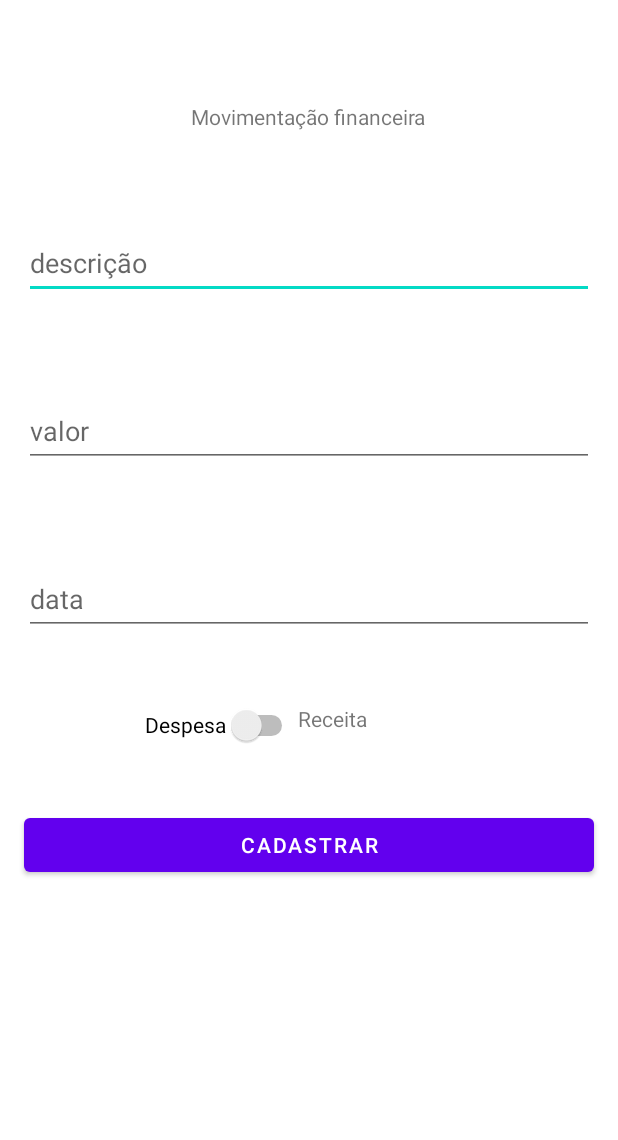
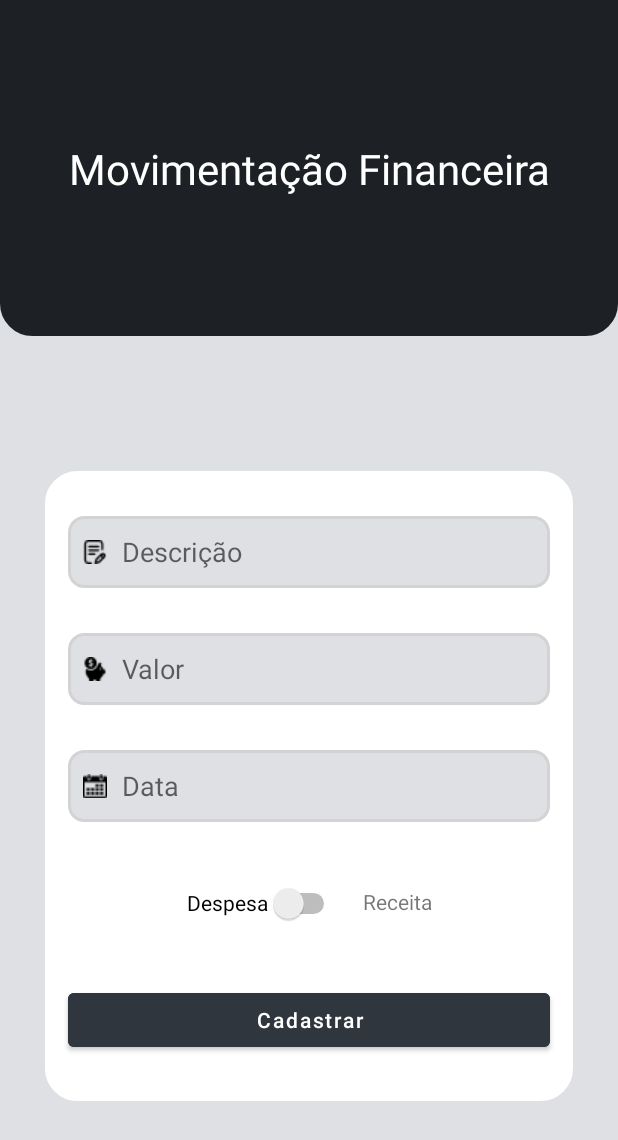
Before and after one commit to ysrod/finance-manager, an Android app: the MainActivity screen opened directly, with no data from a screen before it, after a tap on "Cadastrar despesa", on a phone screen of 412 x 824 dp. Shown: the top 1140 px of the screen. Run offline under Robolectric (Android 15) with nearby library versions, the phone set to English and light mode, and no system bars; our stand-ins replace Firebase (no records; nobody signed in at launch, a user with empty details on screens opened directly).

Commit message:
main/finance/register changes

```diff
--- a/app/src/main/java/br/unifor/cct/financemanagerfb/activity/MainActivity.kt
+++ b/app/src/main/java/br/unifor/cct/financemanagerfb/activity/MainActivity.kt
@@ -1,24 +1,19 @@
 package br.unifor.cct.financemanagerfb.activity
 
 import android.content.Intent
-import androidx.appcompat.app.AppCompatActivity
 import android.os.Bundle
 import android.util.Log
 import android.widget.Button
 import android.widget.TextView
+import androidx.appcompat.app.AppCompatActivity
 import androidx.recyclerview.widget.RecyclerView
 import br.unifor.cct.financemanagerfb.R
-import br.unifor.cct.financemanagerfb.adapter.FinancesAdapter
 import br.unifor.cct.financemanagerfb.entity.User
 import com.google.firebase.auth.FirebaseAuth
 import com.google.firebase.auth.ktx.auth
-import com.google.firebase.database.DataSnapshot
-import com.google.firebase.database.DatabaseError
-import com.google.firebase.database.FirebaseDatabase
-import com.google.firebase.database.ValueEventListener
+import com.google.firebase.database.*
 import com.google.firebase.database.ktx.database
 import com.google.firebase.ktx.Firebase
-import org.w3c.dom.Text
 
 class MainActivity : AppCompatActivity() {
 
@@ -28,6 +23,8 @@ class MainActivity : AppCompatActivity() {
     private lateinit var mMainExpenseList: RecyclerView
     private lateinit var mMainPlaceholderExpense : TextView
     private lateinit var mMainPlaceholderRevenue : TextView
+    private lateinit var mWelcome : TextView
+    private lateinit var mTotal : TextView
 
     private lateinit var mDatabase : FirebaseDatabase
     private lateinit var mAuth : FirebaseAuth
@@ -47,6 +44,8 @@ class MainActivity : AppCompatActivity() {
         mMainExpenseButton = findViewById(R.id.main_button_expense)
         mMainPlaceholderExpense = findViewById(R.id.textView)
         mMainPlaceholderRevenue = findViewById(R.id.textView2)
+        mWelcome = findViewById(R.id.main_textView_welcome)
+        mTotal = findViewById(R.id.main_textView_total)
 
         mMainRevenueButton.setOnClickListener{
             Log.i("App","cliquei")
@@ -75,22 +74,16 @@ class MainActivity : AppCompatActivity() {
 
     override fun onStart() {
         super.onStart()
-        val userRef = mDatabase.getReference("/users")
-        userRef.orderByChild("email").equalTo(mAuth.currentUser?.email)
-            .addValueEventListener(object: ValueEventListener {
-                override fun onDataChange(snapshot: DataSnapshot) {
-                    val user = snapshot.children.first().getValue(User::class.java)
-                    mUserKey = user?.id ?:""
-//                     = FinancesAdapter(user?.finances?.values?.toList()?.filter {
-//                        it.type}!!)
-//                    mRevenueAdapter.setOnFinanceItemListener(this@RevenueActivity)
-//                    mRevenueList.adapter = mRevenueAdapter
-                }
+        val userRef : DatabaseReference = mDatabase.getReference("/users")
 
-                override fun onCancelled(error: DatabaseError) {
+        userRef.child(mAuth.currentUser!!.uid).get().addOnSuccessListener {
+            if (it.exists()) {
+                val nome = it.child("name").value
+                mWelcome.text = "Bem vinde, ${nome}"
 
-                }
-
-            })
+                val balance = it.child("balance").value
+                mTotal.text = "Total: R$ ${balance}"
+            }
+        }
     }
 }
--- a/app/src/main/java/br/unifor/cct/financemanagerfb/activity/RegisterActivity.kt
+++ b/app/src/main/java/br/unifor/cct/financemanagerfb/activity/RegisterActivity.kt
@@ -5,6 +5,7 @@ import android.os.Bundle
 import android.view.View
 import android.widget.Button
 import android.widget.EditText
+import android.widget.Toast
 import androidx.appcompat.app.AlertDialog
 import br.unifor.cct.financemanagerfb.R
 import br.unifor.cct.financemanagerfb.entity.User
@@ -65,21 +66,22 @@ class RegisterActivity : AppCompatActivity(), View.OnClickListener {
         isFormFilled = isFieldFilled(passwordConfirmation, mRegisterPasswordConfirmation) && isFormFilled
         isFormFilled = areFieldEqual(password, passwordConfirmation, mRegisterPasswordConfirmation) && isFormFilled
 
+
         if (isFormFilled) {
             val usersRef = mDatabase.getReference("/users") // Pega a referencia
-            val key = usersRef.push().key?:"" // Gera uma chave aleatória
-
-            val user = User (
-                id = key,
-                name = name.toString(),
-                email = email.toString(),
-                phone = phone.toString()
-            )
 
             mAuth.createUserWithEmailAndPassword(email.toString(), password.toString())
                 .addOnCompleteListener { task ->
-                    if (task.isSuccessful) {
-                        usersRef.child(key).setValue(user) // Cria um nó filho identificado pela chave, e dentro coloca o usuário
+                    if (task.isSuccessful) { //Aqui ele criou o usuário no Authentication
+
+                        val user = User (
+                            id = mAuth.currentUser!!.uid,
+                            name = name.toString(),
+                            email = email.toString(),
+                            phone = phone.toString()
+                        )
+
+                        usersRef.child(user.id).setValue(user) // Cria um nó filho identificado pela chave, e dentro coloca o usuário
                         showDialog("Usuário cadastrado com sucesso!")
                     } else {
                         showDialog("Ocorreu um erro. Tente novamente")
--- a/app/src/main/res/layout/activity_finance.xml
+++ b/app/src/main/res/layout/activity_finance.xml
@@ -4,61 +4,105 @@
     xmlns:tools="http://schemas.android.com/tools"
     android:layout_width="match_parent"
     android:layout_height="match_parent"
+    android:background="#DFE0E3"
     tools:context=".activity.FinanceActivity">
+
+    <androidx.constraintlayout.widget.ConstraintLayout
+        android:id="@+id/register_layout_top"
+        android:layout_width="match_parent"
+        android:layout_height="0dp"
+        android:layout_marginTop="-30dp"
+        android:layout_marginBottom="600dp"
+        android:background="@drawable/dark_layout_bg"
+        app:layout_constraintBottom_toBottomOf="parent"
+        app:layout_constraintEnd_toEndOf="parent"
+        app:layout_constraintStart_toStartOf="parent"
+        app:layout_constraintTop_toTopOf="parent">
+
+        <TextView
+            android:id="@+id/textView5"
+            android:layout_width="wrap_content"
+            android:layout_height="wrap_content"
+            android:layout_marginTop="30dp"
+            android:text="Movimentação Financeira"
+            android:textColor="#FFFFFF"
+            android:textSize="28sp"
+            app:layout_constraintBottom_toBottomOf="parent"
+            app:layout_constraintEnd_toEndOf="parent"
+            app:layout_constraintStart_toStartOf="parent"
+            app:layout_constraintTop_toTopOf="parent" />
+    </androidx.constraintlayout.widget.ConstraintLayout>
+
+    <androidx.constraintlayout.widget.ConstraintLayout
+        android:layout_width="match_parent"
+        android:layout_height="wrap_content"
+        android:layout_marginStart="30dp"
+        android:layout_marginEnd="30dp"
+        android:background="@drawable/white_layout_bg"
+        app:layout_constraintBottom_toBottomOf="parent"
+        app:layout_constraintEnd_toEndOf="parent"
+        app:layout_constraintStart_toStartOf="parent"
+        app:layout_constraintTop_toBottomOf="@+id/register_layout_top">
+
+        <EditText
+            android:id="@+id/finance_edittext_date"
+            android:layout_width="0dp"
+            android:layout_height="wrap_content"
+            android:layout_marginStart="15dp"
+            android:layout_marginTop="30dp"
+            android:layout_marginEnd="15dp"
+            android:ems="10"
+            android:hint="Data"
+            android:background="@drawable/edit_text_bg"
+            android:inputType="date"
+            android:minHeight="48dp"
+            android:drawableStart="@drawable/calendar"
+            android:padding="10dp"
+            android:drawablePadding="10dp"
+            app:layout_constraintEnd_toEndOf="parent"
+            app:layout_constraintStart_toStartOf="parent"
+            app:layout_constraintTop_toBottomOf="@+id/finance_edittext_amount" />
+
+        <Switch
+            android:id="@+id/finance_switch"
+            android:layout_width="wrap_content"
+            android:layout_height="wrap_content"
+            android:layout_marginStart="180dp"
+            android:layout_marginTop="30dp"
+            android:layout_marginEnd="15dp"
+            android:minHeight="48dp"
+            android:text="Despesa"
+            app:layout_constraintEnd_toStartOf="@+id/textView6"
+            app:layout_constraintStart_toStartOf="parent"
+            app:layout_constraintTop_toBottomOf="@+id/finance_edittext_date" />
+
+        <TextView
+            android:id="@+id/textView6"
+            android:layout_width="wrap_content"
+            android:layout_height="wrap_content"
+            android:layout_marginTop="43dp"
+            android:layout_marginEnd="180dp"
+            android:text="Receita"
+            app:layout_constraintEnd_toEndOf="parent"
+            app:layout_constraintStart_toEndOf="@+id/finance_switch"
+            app:layout_constraintTop_toBottomOf="@+id/finance_edittext_date" />
 
         <EditText
             android:id="@+id/finance_edittext_description"
             android:layout_width="0dp"
             android:layout_height="wrap_content"
-        android:layout_marginStart="16dp"
-        android:layout_marginTop="64dp"
-        android:layout_marginEnd="16dp"
+            android:layout_marginStart="15dp"
+            android:layout_marginTop="30dp"
+            android:layout_marginEnd="15dp"
             android:ems="10"
-        android:hint="descrição"
+            android:hint="Descrição"
+            android:background="@drawable/edit_text_bg"
             android:inputType="textPersonName"
             android:minHeight="48dp"
+            android:drawableStart="@drawable/description"
+            android:padding="10dp"
+            android:drawablePadding="10dp"
             app:layout_constraintEnd_toEndOf="parent"
-        app:layout_constraintStart_toStartOf="parent"
-        app:layout_constraintTop_toBottomOf="@+id/textView3" />
-
-    <EditText
-        android:id="@+id/finance_edittext_amount"
-        android:layout_width="0dp"
-        android:layout_height="wrap_content"
-        android:layout_marginStart="16dp"
-        android:layout_marginTop="64dp"
-        android:layout_marginEnd="16dp"
-        android:ems="10"
-        android:hint="valor"
-        android:inputType="numberDecimal"
-        android:minHeight="48dp"
-        app:layout_constraintEnd_toEndOf="parent"
-        app:layout_constraintStart_toStartOf="parent"
-        app:layout_constraintTop_toBottomOf="@+id/finance_edittext_description" />
-
-    <EditText
-        android:id="@+id/finance_edittext_date"
-        android:layout_width="0dp"
-        android:layout_height="wrap_content"
-        android:layout_marginStart="16dp"
-        android:layout_marginTop="64dp"
-        android:layout_marginEnd="16dp"
-        android:ems="10"
-        android:hint="data"
-        android:inputType="date"
-        android:minHeight="48dp"
-        app:layout_constraintEnd_toEndOf="parent"
-        app:layout_constraintStart_toStartOf="parent"
-        app:layout_constraintTop_toBottomOf="@+id/finance_edittext_amount" />
-
-    <TextView
-        android:id="@+id/textView3"
-        android:layout_width="wrap_content"
-        android:layout_height="wrap_content"
-        android:layout_marginTop="68dp"
-        android:text="Movimentação financeira"
-        app:layout_constraintEnd_toEndOf="parent"
-        app:layout_constraintHorizontal_bias="0.498"
             app:layout_constraintStart_toStartOf="parent"
             app:layout_constraintTop_toTopOf="parent" />
 
@@ -66,32 +110,37 @@
             android:id="@+id/finance_button"
             android:layout_width="0dp"
             android:layout_height="wrap_content"
-        android:layout_marginStart="16dp"
-        android:layout_marginTop="32dp"
-        android:layout_marginEnd="16dp"
-        android:text="Button"
+            android:layout_marginStart="15dp"
+            android:layout_marginTop="30dp"
+            android:layout_marginEnd="15dp"
+            android:layout_marginBottom="30dp"
+            android:textAllCaps="false"
+            android:text="Registrar"
+            android:backgroundTint="@color/buttons"
+            app:layout_constraintBottom_toBottomOf="parent"
             app:layout_constraintEnd_toEndOf="parent"
             app:layout_constraintStart_toStartOf="parent"
             app:layout_constraintTop_toBottomOf="@+id/finance_switch" />
 
-    <Switch
-        android:id="@+id/finance_switch"
-        android:layout_width="wrap_content"
+        <EditText
+            android:id="@+id/finance_edittext_amount"
+            android:layout_width="0dp"
             android:layout_height="wrap_content"
-        android:layout_marginTop="36dp"
+            android:layout_marginStart="15dp"
+            android:layout_marginTop="30dp"
+            android:layout_marginEnd="15dp"
+            android:ems="10"
+            android:hint="Valor"
+            android:background="@drawable/edit_text_bg"
+            android:inputType="numberDecimal"
             android:minHeight="48dp"
-        android:text="Despesa"
+            android:drawableStart="@drawable/money"
+            android:padding="10dp"
+            android:drawablePadding="10dp"
             app:layout_constraintEnd_toEndOf="parent"
-        app:layout_constraintHorizontal_bias="0.312"
             app:layout_constraintStart_toStartOf="parent"
-        app:layout_constraintTop_toBottomOf="@+id/finance_edittext_date" />
+            app:layout_constraintTop_toBottomOf="@+id/finance_edittext_description" />
+    </androidx.constraintlayout.widget.ConstraintLayout>
 
-    <TextView
-        android:id="@+id/textView6"
-        android:layout_width="wrap_content"
-        android:layout_height="wrap_content"
-        android:layout_marginTop="46dp"
-        android:text="Receita"
-        app:layout_constraintStart_toEndOf="@+id/finance_switch"
-        app:layout_constraintTop_toBottomOf="@+id/finance_edittext_date" />
+
 </androidx.constraintlayout.widget.ConstraintLayout>
--- a/app/src/main/res/layout/activity_main.xml
+++ b/app/src/main/res/layout/activity_main.xml
@@ -52,6 +52,30 @@
         app:layout_constraintStart_toStartOf="parent"
         app:layout_constraintTop_toBottomOf="@+id/main_layout_titulo">
 
+        <TextView
+            android:id="@+id/main_textView_welcome"
+            android:layout_width="wrap_content"
+            android:layout_height="wrap_content"
+            android:layout_marginStart="30dp"
+            android:layout_marginTop="15dp"
+            android:text="Bem vinde,"
+            android:textColor="#000000"
+            android:textSize="18sp"
+            app:layout_constraintStart_toStartOf="parent"
+            app:layout_constraintTop_toTopOf="parent" />
+
+        <TextView
+            android:id="@+id/main_textView_total"
+            android:layout_width="wrap_content"
+            android:layout_height="wrap_content"
+            android:layout_marginTop="30dp"
+            android:text="Total: "
+            android:textColor="#000000"
+            android:textSize="16sp"
+            app:layout_constraintEnd_toEndOf="parent"
+            app:layout_constraintStart_toStartOf="parent"
+            app:layout_constraintTop_toBottomOf="@+id/main_textView_welcome" />
+
         <Button
             android:id="@+id/main_button_expense"
             android:layout_width="wrap_content"
@@ -61,10 +85,11 @@
             android:text="Cadastrar despesa"
             android:textAllCaps="false"
             android:textSize="12sp"
+            app:backgroundTint="#AA3333"
             app:layout_constraintBottom_toBottomOf="parent"
             app:layout_constraintEnd_toEndOf="parent"
             app:layout_constraintStart_toEndOf="@+id/main_button_revenue"
-            app:layout_constraintTop_toTopOf="parent" />
+            app:layout_constraintTop_toBottomOf="@+id/main_textView_total" />
 
         <Button
             android:id="@+id/main_button_revenue"
@@ -75,10 +100,11 @@
             android:textAlignment="textStart"
             android:textAllCaps="false"
             android:textSize="12sp"
+            app:backgroundTint="#33AA33"
             app:layout_constraintBottom_toBottomOf="parent"
             app:layout_constraintEnd_toStartOf="@+id/main_button_expense"
             app:layout_constraintStart_toStartOf="parent"
-            app:layout_constraintTop_toTopOf="parent" />
+            app:layout_constraintTop_toBottomOf="@+id/main_textView_total" />
     </androidx.constraintlayout.widget.ConstraintLayout>
 
     <androidx.constraintlayout.widget.ConstraintLayout
```
Also changed, not shown: app/src/main/res/drawable/calendar.png (added), app/src/main/res/drawable/description.png (added), app/src/main/res/drawable/money.png (added). Lines whose indentation alone changed are shown as unchanged.
